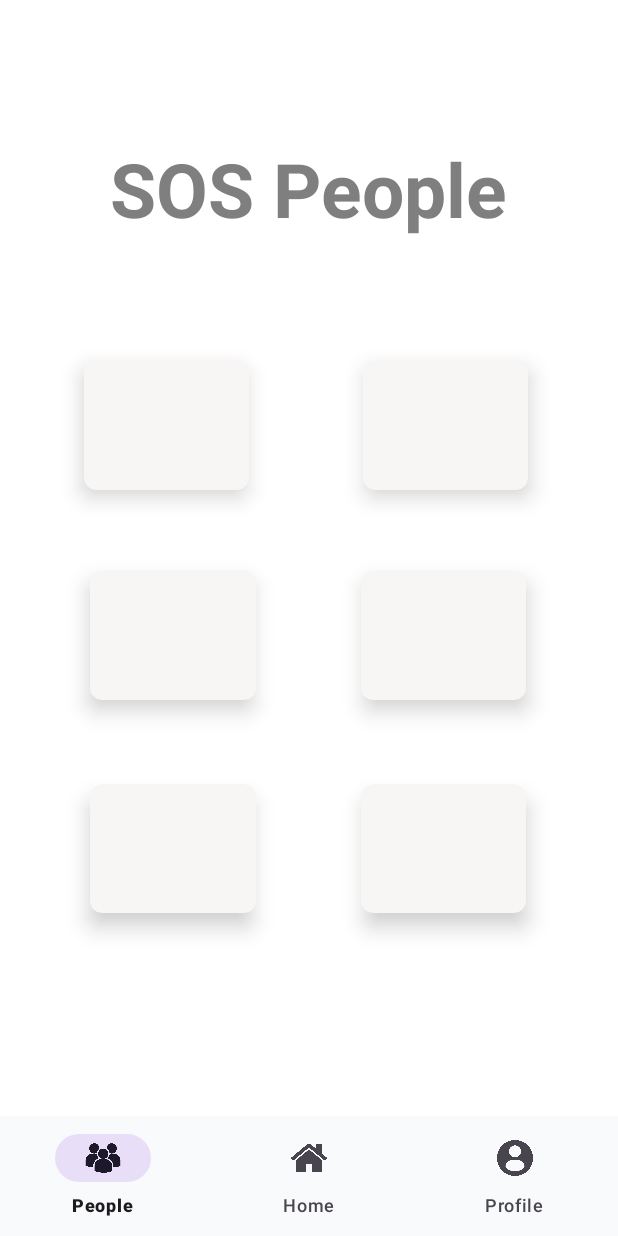
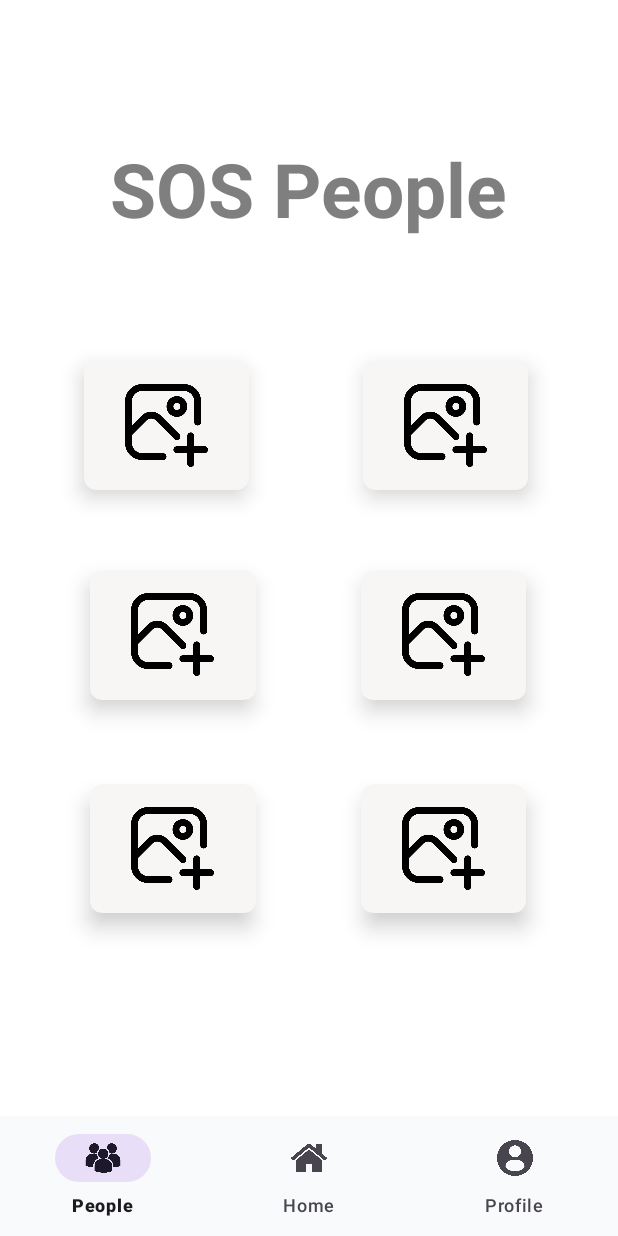
Before and after one commit to monotoshghosh/SafeCall, an Android app: the fragment People_Fragment placed in its activity, on a phone screen of 412 x 824 dp. Run offline under Robolectric (Android 15) with nearby library versions, the phone set to English and light mode, and no system bars.

Commit message:
StartDialog

```diff
--- a/app/src/main/java/com/example/seniorcare/Home_Fragment.kt
+++ b/app/src/main/java/com/example/seniorcare/Home_Fragment.kt
@@ -27,6 +27,7 @@ class Home_Fragment : Fragment(R.layout.home_fragment) {
         binding.btnHomeFragment.setOnClickListener {
             Toast.makeText(activity, "Button clicked!", Toast.LENGTH_SHORT).show()
         }
+
     }
 
     override fun onDestroyView() {
--- a/app/src/main/java/com/example/seniorcare/MainScreen.kt
+++ b/app/src/main/java/com/example/seniorcare/MainScreen.kt
@@ -20,6 +20,8 @@ class MainScreen : AppCompatActivity() {
             v.setPadding(systemBars.left, systemBars.top, systemBars.right, systemBars.bottom)
             insets
         }
+
+        obj().newRegistrationDialogBox(this)
 
         replaceWithFragment(Home_Fragment())
 
--- a/app/src/main/java/com/example/seniorcare/People_Fragment.kt
+++ b/app/src/main/java/com/example/seniorcare/People_Fragment.kt
@@ -1,6 +1,71 @@
 package com.example.seniorcare
 
+import android.os.Bundle
+import android.view.LayoutInflater
+import android.view.View
+import android.view.ViewGroup
+import android.widget.Toast
+import androidx.cardview.widget.CardView
 import androidx.fragment.app.Fragment
+import com.example.seniorcare.databinding.PeopleFragmentBinding
 
 class People_Fragment:Fragment(R.layout.people_fragment) {
+
+    private var _binding: PeopleFragmentBinding? = null
+    private val binding get() = _binding!!
+
+    private val obj = obj()
+
+
+
+    override fun onCreateView(
+        inflater: LayoutInflater, container: ViewGroup?,
+        savedInstanceState: Bundle?
+    ): View? {
+        _binding = PeopleFragmentBinding.inflate(inflater, container, false)
+        return binding.root
+    }
+
+    override fun onViewCreated(view: View, savedInstanceState: Bundle?) {
+        super.onViewCreated(view, savedInstanceState)
+
+        var cardPersons = arrayOf<CardView>(binding.person1,binding.person2,binding.person3,binding.person4,binding.person5,binding.person6)
+
+        for (i in cardPersons) {
+            i.setOnClickListener {
+                when (i.id) {
+                    R.id.person1 -> {
+                        obj.newRegistrationDialogBox(requireContext())
+                    }
+                    R.id.person2 -> {
+                        obj.newRegistrationDialogBox(requireContext())
+
+                    }
+                    R.id.person3 -> {
+                        obj.newRegistrationDialogBox(requireContext())
+
+                    }
+                    R.id.person4 -> {
+                        obj.newRegistrationDialogBox(requireContext())
+
+                    }
+                    R.id.person5 -> {
+                        obj.newRegistrationDialogBox(requireContext())
+
+                    }
+                    R.id.person6 -> {
+                        obj.newRegistrationDialogBox(requireContext())
+
+                    }
+                }
+            }
+        }
+    }
+
+    override fun onDestroyView() {
+        super.onDestroyView()
+        _binding = null
+    }
+
+
 }
--- /dev/null
+++ b/app/src/main/java/com/example/seniorcare/obj.kt
@@ -0,0 +1,31 @@
+package com.example.seniorcare
+
+import android.app.Dialog
+import android.content.Context
+import android.widget.Button
+import android.widget.Toast
+
+class obj {
+
+    fun newRegistrationDialogBox (context:Context){
+        val dialog = Dialog(context)
+        dialog.setContentView(R.layout.dialogboxnewregis)
+        dialog.window?.setBackgroundDrawableResource(R.drawable.rectshape)
+        dialog.setCancelable(false)
+        dialog.show()
+
+        val exitBtn = dialog.findViewById<Button>(R.id.dialogExitBtn)
+        exitBtn.setOnClickListener {
+            dialog.dismiss()
+        }
+
+        val submitBtn = dialog.findViewById<Button>(R.id.dialogSubmitBtn)
+        submitBtn.setOnClickListener {
+            Toast.makeText(context, "Submit Button Pressed", Toast.LENGTH_SHORT).show()
+        }
+
+
+
+
+    }
+}
--- /dev/null
+++ b/app/src/main/res/drawable/rectshape.xml
@@ -0,0 +1,5 @@
+<?xml version="1.0" encoding="utf-8"?>
+<shape xmlns:android="http://schemas.android.com/apk/res/android">
+    <solid android:color="@color/white"/>
+    <corners android:radius="20dp"/>
+</shape>
--- a/app/src/main/res/layout/people_fragment.xml
+++ b/app/src/main/res/layout/people_fragment.xml
@@ -9,7 +9,7 @@
     tools:layout_editor_absoluteY="4dp">
 
     <androidx.cardview.widget.CardView
-        android:id="@+id/cardView"
+        android:id="@+id/person2"
         android:layout_width="110dp"
         android:layout_height="0dp"
         android:layout_marginTop="194dp"
@@ -18,12 +18,19 @@
         android:backgroundTint="#F8F5F5"
         app:cardCornerRadius="8dp"
         app:cardElevation="9dp"
-        app:layout_constraintBottom_toTopOf="@+id/cardView5"
+        app:layout_constraintBottom_toTopOf="@+id/person4"
         app:layout_constraintEnd_toEndOf="parent"
-        app:layout_constraintTop_toTopOf="parent" />
+        app:layout_constraintTop_toTopOf="parent" >
+
+        <ImageView
+            android:layout_width="55dp"
+            android:layout_height="55dp"
+            android:layout_gravity="center"
+            android:src="@drawable/add_image2"/>
+    </androidx.cardview.widget.CardView>
 
     <androidx.cardview.widget.CardView
-        android:id="@+id/cardView3"
+        android:id="@+id/person1"
         android:layout_width="110dp"
         android:layout_height="0dp"
         android:layout_marginStart="56dp"
@@ -32,14 +39,20 @@
         android:backgroundTint="#F8F5F5"
         app:cardCornerRadius="8dp"
         app:cardElevation="9dp"
-        app:layout_constraintBottom_toTopOf="@+id/cardView6"
+        app:layout_constraintBottom_toTopOf="@+id/person3"
         app:layout_constraintStart_toStartOf="parent"
         app:layout_constraintTop_toTopOf="parent">
+
+        <ImageView
+            android:layout_width="55dp"
+            android:layout_height="55dp"
+            android:layout_gravity="center"
+            android:src="@drawable/add_image2"/>
 
     </androidx.cardview.widget.CardView>
 
     <androidx.cardview.widget.CardView
-        android:id="@+id/cardView4"
+        android:id="@+id/person6"
         android:layout_width="0dp"
         android:layout_height="0dp"
 
@@ -50,11 +63,19 @@
         app:cardElevation="9dp"
         app:layout_constraintBottom_toBottomOf="parent"
         app:layout_constraintEnd_toEndOf="parent"
-        app:layout_constraintStart_toEndOf="@+id/cardView7"
-        app:layout_constraintTop_toBottomOf="@+id/cardView5" />
+        app:layout_constraintStart_toEndOf="@+id/person5"
+        app:layout_constraintTop_toBottomOf="@+id/person4" >
+
+        <ImageView
+            android:layout_width="55dp"
+            android:layout_height="55dp"
+            android:layout_gravity="center"
+            android:src="@drawable/add_image2"/>
+
+    </androidx.cardview.widget.CardView>
 
     <androidx.cardview.widget.CardView
-        android:id="@+id/cardView5"
+        android:id="@+id/person4"
         android:layout_width="0dp"
         android:layout_height="0dp"
 
@@ -63,13 +84,20 @@
         android:backgroundTint="#F8F5F5"
         app:cardCornerRadius="8dp"
         app:cardElevation="9dp"
-        app:layout_constraintBottom_toTopOf="@+id/cardView4"
+        app:layout_constraintBottom_toTopOf="@+id/person6"
         app:layout_constraintEnd_toEndOf="parent"
-        app:layout_constraintStart_toEndOf="@+id/cardView6"
-        app:layout_constraintTop_toBottomOf="@+id/cardView" />
+        app:layout_constraintStart_toEndOf="@+id/person3"
+        app:layout_constraintTop_toBottomOf="@+id/person2" >
+
+        <ImageView
+            android:layout_width="55dp"
+            android:layout_height="55dp"
+            android:layout_gravity="center"
+            android:src="@drawable/add_image2"/>
+    </androidx.cardview.widget.CardView>
 
     <androidx.cardview.widget.CardView
-        android:id="@+id/cardView6"
+        android:id="@+id/person3"
         android:layout_width="0dp"
         android:layout_height="0dp"
         android:layout_marginStart="60dp"
@@ -79,13 +107,20 @@
         android:backgroundTint="#F8F5F5"
         app:cardCornerRadius="8dp"
         app:cardElevation="9dp"
-        app:layout_constraintBottom_toTopOf="@+id/cardView7"
-        app:layout_constraintEnd_toStartOf="@+id/cardView5"
+        app:layout_constraintBottom_toTopOf="@+id/person5"
+        app:layout_constraintEnd_toStartOf="@+id/person4"
         app:layout_constraintStart_toStartOf="parent"
-        app:layout_constraintTop_toBottomOf="@+id/cardView3" />
+        app:layout_constraintTop_toBottomOf="@+id/person1" >
+
+        <ImageView
+            android:layout_width="55dp"
+            android:layout_height="55dp"
+            android:layout_gravity="center"
+            android:src="@drawable/add_image2"/>
+    </androidx.cardview.widget.CardView>
 
     <androidx.cardview.widget.CardView
-        android:id="@+id/cardView7"
+        android:id="@+id/person5"
         android:layout_width="0dp"
         android:layout_height="0dp"
         android:layout_marginStart="60dp"
@@ -96,9 +131,16 @@
         app:cardCornerRadius="8dp"
         app:cardElevation="9dp"
         app:layout_constraintBottom_toBottomOf="parent"
-        app:layout_constraintEnd_toStartOf="@+id/cardView4"
+        app:layout_constraintEnd_toStartOf="@+id/person6"
         app:layout_constraintStart_toStartOf="parent"
-        app:layout_constraintTop_toBottomOf="@+id/cardView6" />
+        app:layout_constraintTop_toBottomOf="@+id/person3" >
+
+        <ImageView
+            android:layout_width="55dp"
+            android:layout_height="55dp"
+            android:layout_gravity="center"
+            android:src="@drawable/add_image2"/>
+    </androidx.cardview.widget.CardView>
 
     <TextView
         android:id="@+id/textView2"
```
Also changed, not shown: app/src/main/res/layout/dialogboxnewregis.xml (added, +120 -0 lines), app/src/main/res/drawable/add_image.png (added), app/src/main/res/drawable/add_image2.png (added).
